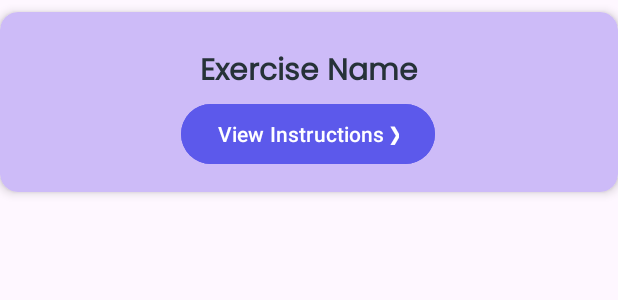
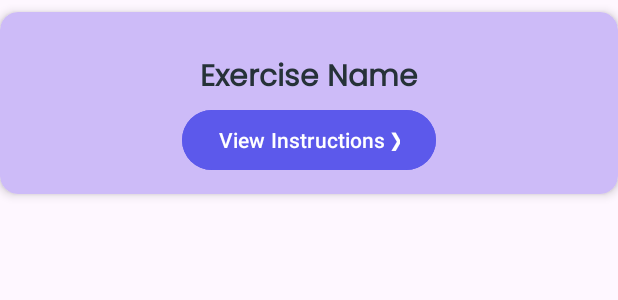
Before and after one commit to denver0619/workwell, an Android app: the layout item_routine_detail.xml on its own in the app's theme, with its tools: preview values and no code run, on a phone screen of 412 x 824 dp. Shown: the top 300 px of the screen. Run offline under Robolectric (Android 15) with nearby library versions, the phone set to English and light mode, and no system bars.

Commit message:
exercise guide video is now loaded; routine card name ellipsis

```diff
--- a/app/src/main/java/com/digiview/workwell/data/repository/RoutineRepository.java
+++ b/app/src/main/java/com/digiview/workwell/data/repository/RoutineRepository.java
@@ -139,6 +139,7 @@ public class RoutineRepository {
                             // Update the exercise with its fetched details
                             exercise.setExerciseName(details.getName());
                             exercise.setExerciseDescription(details.getDescription());
+                            exercise.setVideoId(details.getVideoId());
                         }
                     }));
         }
--- a/app/src/main/java/com/digiview/workwell/ui/routine/RoutineDetailFragment.java
+++ b/app/src/main/java/com/digiview/workwell/ui/routine/RoutineDetailFragment.java
@@ -211,8 +211,9 @@ public class RoutineDetailFragment extends Fragment implements RoutineDetailAdap
 
     @Override
     public void onExerciseClicked(RoutineExercise exercise) {
-// Create the ExerciseFragment and pass the RoutineExercise object
+        // Create the ExerciseFragment and pass the RoutineExercise object
         ExerciseFragment exerciseFragment = ExerciseFragment.newInstance();
+        Log.d("Exercise", exercise.toString());
         Bundle bundle = new Bundle();
         bundle.putSerializable("EXERCISE", exercise); // Pass the RoutineExercise object
         exerciseFragment.setArguments(bundle);
--- a/app/src/main/res/layout/item_routine_detail.xml
+++ b/app/src/main/res/layout/item_routine_detail.xml
@@ -1,8 +1,8 @@
 <?xml version="1.0" encoding="utf-8"?>
 <FrameLayout xmlns:android="http://schemas.android.com/apk/res/android"
+    xmlns:app="http://schemas.android.com/apk/res-auto"
     android:layout_width="match_parent"
     android:layout_height="wrap_content"
-    xmlns:app="http://schemas.android.com/apk/res-auto"
     android:paddingTop="8dp"
     android:clipChildren="false"
     android:clipToPadding="false">
@@ -16,37 +16,33 @@
         app:cardBackgroundColor="@color/secondary_color"
         android:layout_marginBottom="16dp"
         android:clipChildren="true"
-        android:clipToPadding="true">
+        android:clipToPadding="true"
+        android:padding="12dp"> <!-- Added padding inside the card -->
 
         <androidx.constraintlayout.widget.ConstraintLayout
             android:layout_width="match_parent"
-            android:layout_height="match_parent"
+            android:layout_height="wrap_content"
             android:orientation="horizontal"
             android:clipChildren="true"
             android:clipToPadding="true"
-            android:minHeight="120dp">
-
-<!--            <ImageView-->
-<!--                android:layout_width="wrap_content"-->
-<!--                android:layout_height="match_parent"-->
-<!--                android:src="@drawable/img_placeholder_box"-->
-<!--                android:scaleType="centerCrop"-->
-<!--                android:contentDescription="@string/image_desc"-->
-<!--                />-->
-
+            android:minHeight="120dp"
+            android:padding="12dp">
 
             <TextView
                 android:id="@+id/tvItemTitle"
-                android:layout_width="wrap_content"
+                android:layout_width="0dp"
                 android:layout_height="wrap_content"
-                android:layout_alignParentStart="true"
-                android:layout_alignParentTop="true"
-                android:layout_marginTop="24dp"
-                android:gravity="start"
+                android:layout_marginTop="16dp"
+                android:gravity="center"
                 android:text="@string/placeholder_exercise_name"
                 android:textColor="@color/neutral_dark_color"
                 android:textFontWeight="600"
                 android:textSize="20sp"
+                android:maxWidth="320dp"
+                android:lineSpacingExtra="4dp"
+                android:breakStrategy="high_quality"
+                android:singleLine="false"
+                android:ellipsize="none"
                 app:layout_constraintEnd_toEndOf="parent"
                 app:layout_constraintStart_toStartOf="parent"
                 app:layout_constraintTop_toTopOf="parent" />
@@ -55,8 +51,6 @@
                 android:id="@+id/btnViewExercise"
                 android:layout_width="wrap_content"
                 android:layout_height="48dp"
-                android:layout_alignParentStart="true"
-                android:layout_alignParentBottom="true"
                 android:backgroundTint="@color/accent_color"
                 android:minHeight="48dp"
                 android:text="@string/start_exercise"
@@ -64,11 +58,10 @@
                 android:textSize="14sp"
                 app:layout_constraintBottom_toBottomOf="parent"
                 app:layout_constraintEnd_toEndOf="parent"
-                app:layout_constraintHorizontal_bias="0.498"
+                app:layout_constraintHorizontal_bias="0.5"
                 app:layout_constraintStart_toStartOf="parent"
                 app:layout_constraintTop_toBottomOf="@id/tvItemTitle"
                 app:layout_constraintVertical_bias="0.0" />
-
 
         </androidx.constraintlayout.widget.ConstraintLayout>
 
```
Also changed, not shown: app/src/main/java/com/digiview/workwell/data/models/Exercise.java (+12 -0 lines), app/src/main/java/com/digiview/workwell/data/models/RoutineExercise.java (+10 -1 lines), app/src/main/java/com/digiview/workwell/ui/routine/ExerciseFragment.java (+81 -12 lines), app/src/main/res/layout/fragment_exercise.xml (+40 -21 lines), app/src/main/res/layout/item_routine.xml (+15 -5 lines).
